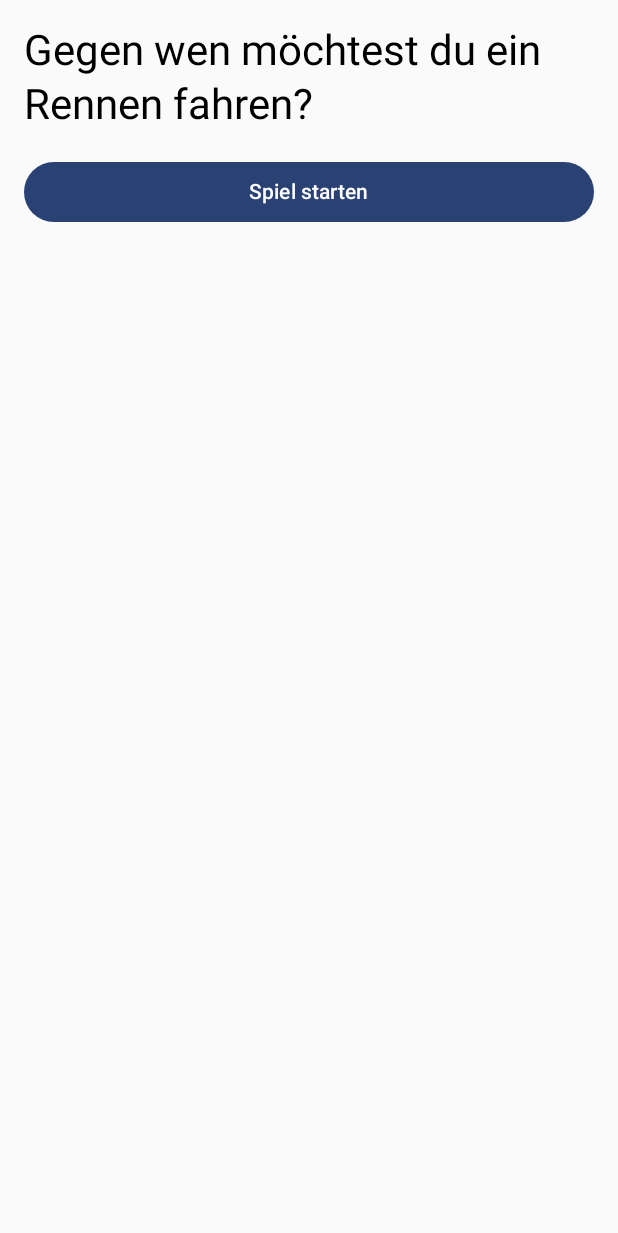
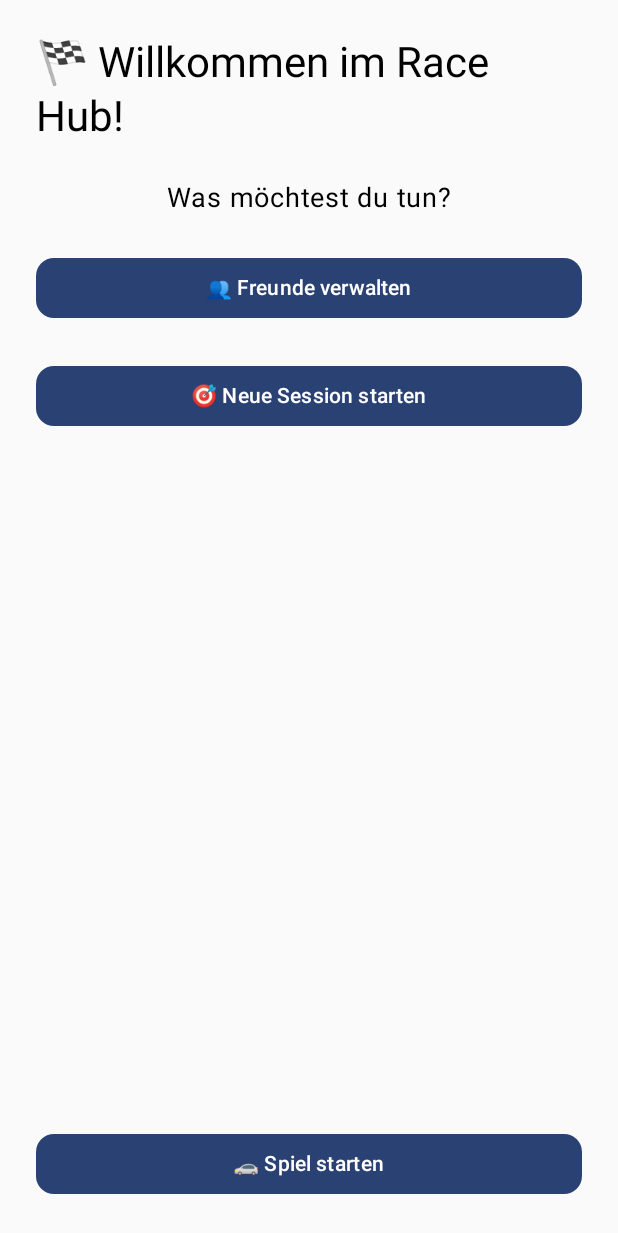
Before and after one commit to raphiruoff/DodgeDrive, an Android app built with Jetpack Compose: the SessionScreen screen opened through its navigation route, on a phone screen of 412 x 824 dp. Shown: the top 1233 px of the screen. Run offline under Robolectric (Android 15) with nearby library versions, the phone set to English and light mode, and no system bars.

Commit message:
add FriendsScreen and update UI of the SessionScreen

```diff
--- a/login/src/main/java/com/example/race/navigation/AppNavigation.kt
+++ b/login/src/main/java/com/example/race/navigation/AppNavigation.kt
@@ -4,6 +4,7 @@ import androidx.compose.runtime.Composable
 import androidx.navigation.NavHostController
 import androidx.navigation.compose.NavHost
 import androidx.navigation.compose.composable
+import com.example.race.ui.friends.FriendsScreen
 import com.example.race.ui.login.LoginScreen
 import com.example.race.ui.session.SessionScreen
 import com.example.race.ui.racegame.RaceGameScreen
@@ -12,7 +13,9 @@ object Routes {
     const val LOGIN = "login"
     const val SESSION = "session"
     const val RACEGAME = "racegame"
+    const val FRIENDS = "friends"
 }
+
 
 
 @Composable
@@ -23,14 +26,23 @@ fun AppNavigation(navController: NavHostController) {
                 navController.navigate(Routes.SESSION)
             })
         }
+
         composable(Routes.SESSION) {
-            SessionScreen(onNavigateToRaceGame = {
-                navController.navigate(Routes.RACEGAME)
+            SessionScreen(
+                onNavigateToRaceGame = { navController.navigate(Routes.RACEGAME) },
+                onManageFriends = { navController.navigate(Routes.FRIENDS) } // neue Route
+            )
+        }
+
+        composable(Routes.RACEGAME) {
+            RaceGameScreen(navController)
+        }
+
+        composable(Routes.FRIENDS) {
+            FriendsScreen(onNavigateBack = {
+                navController.popBackStack(Routes.SESSION, inclusive = false)
             })
         }
 
-        composable("racegame") {
-            RaceGameScreen(navController)
-        }
     }
 }
--- a/login/src/main/java/com/example/race/ui/session/SessionScreen.kt
+++ b/login/src/main/java/com/example/race/ui/session/SessionScreen.kt
@@ -1,32 +1,61 @@
 package com.example.race.ui.session
 
 import androidx.compose.foundation.layout.*
+import androidx.compose.foundation.shape.RoundedCornerShape
 import androidx.compose.material3.*
-import androidx.compose.runtime.Composable
+import androidx.compose.runtime.*
+import androidx.compose.ui.Alignment
 import androidx.compose.ui.Modifier
 import androidx.compose.ui.unit.dp
+import androidx.compose.ui.unit.sp
 
 @Composable
 fun SessionScreen(
-    onNavigateToRaceGame: () -> Unit
+    onNavigateToRaceGame: () -> Unit,
+    onManageFriends: () -> Unit
 ) {
     Column(
         modifier = Modifier
             .fillMaxSize()
-            .padding(16.dp)
+            .padding(24.dp),
+        verticalArrangement = Arrangement.spacedBy(24.dp),
+        horizontalAlignment = Alignment.CenterHorizontally
     ) {
         Text(
-            text = "Gegen wen möchtest du ein Rennen fahren?",
+            text = "🏁 Willkommen im Race Hub!",
             style = MaterialTheme.typography.headlineMedium
         )
 
-        Spacer(modifier = Modifier.height(16.dp))
+        Text(
+            text = "Was möchtest du tun?",
+            fontSize = 18.sp
+        )
 
         Button(
-            onClick = { onNavigateToRaceGame() },
-            modifier = Modifier.fillMaxWidth()
+            onClick = { onManageFriends() },
+            modifier = Modifier.fillMaxWidth(),
+            shape = RoundedCornerShape(12.dp)
         ) {
-            Text("Spiel starten")
+            Text("👥 Freunde verwalten")
+        }
+
+        Button(
+            onClick = { /* TODO: Session starten Logik */ },
+            modifier = Modifier.fillMaxWidth(),
+            shape = RoundedCornerShape(12.dp)
+        ) {
+            Text("🎯 Neue Session starten")
+        }
+
+        Spacer(modifier = Modifier.weight(1f))
+
+        Button(
+            onClick = onNavigateToRaceGame,
+            modifier = Modifier.fillMaxWidth(),
+            shape = RoundedCornerShape(12.dp),
+            enabled = true // später deaktivieren und nru wenn 2 Spieler da sind
+        ) {
+            Text("🚗 Spiel starten")
         }
     }
 }
```
Also changed, not shown: login/src/main/java/com/example/race/data/network/JwtClientInterceptor.kt (added, +29 -0 lines), login/src/main/java/com/example/race/ui/friends/FriendsScreen.kt (added, +43 -0 lines).
